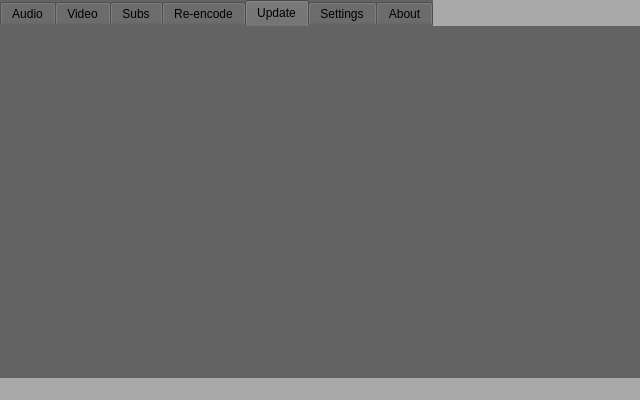
This is gui.ui in KoleckOLP/yt-dl as Qt 5 draws it before an edit. The edited form follows.
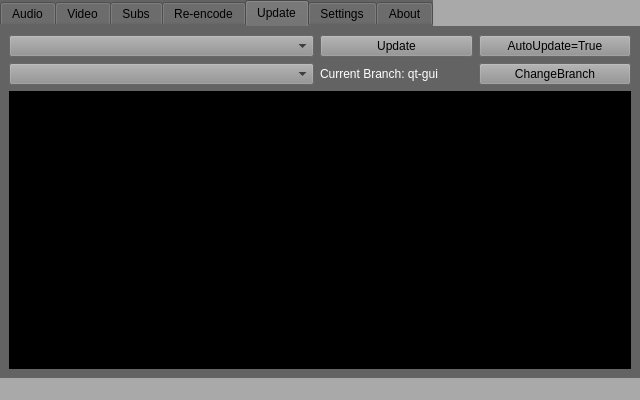
This is the edited form. The open tabs and pages were chosen to show the change. Icons and pictures are not drawn.

```diff
--- a/gui.ui
+++ b/gui.ui
@@ -708,6 +708,74 @@
        <attribute name="title">
         <string>Update</string>
        </attribute>
+       <layout class="QGridLayout" name="gridLayout_6">
+        <item row="0" column="4">
+         <widget class="QPushButton" name="upd_auto_button">
+          <property name="styleSheet">
+           <string notr="true">background-color: #909090;</string>
+          </property>
+          <property name="text">
+           <string>AutoUpdate=True</string>
+          </property>
+         </widget>
+        </item>
+        <item row="0" column="3">
+         <widget class="QPushButton" name="upd_update_button">
+          <property name="styleSheet">
+           <string notr="true">background-color: #909090;</string>
+          </property>
+          <property name="text">
+           <string>Update</string>
+          </property>
+         </widget>
+        </item>
+        <item row="2" column="1" colspan="4">
+         <widget class="QTextBrowser" name="upd_output_console">
+          <property name="font">
+           <font>
+            <pointsize>10</pointsize>
+           </font>
+          </property>
+          <property name="styleSheet">
+           <string notr="true">background-color: #000000; color: #FFFFFF;</string>
+          </property>
+         </widget>
+        </item>
+        <item row="0" column="1" colspan="2">
+         <widget class="QComboBox" name="upd_update_combobox">
+          <property name="styleSheet">
+           <string notr="true">background-color: #909090;</string>
+          </property>
+         </widget>
+        </item>
+        <item row="1" column="4">
+         <widget class="QPushButton" name="upd_branch_button">
+          <property name="styleSheet">
+           <string notr="true">background-color: #909090;</string>
+          </property>
+          <property name="text">
+           <string>ChangeBranch</string>
+          </property>
+         </widget>
+        </item>
+        <item row="1" column="3">
+         <widget class="QLabel" name="upd_branch_label">
+          <property name="styleSheet">
+           <string notr="true">Color: #FFFFFF;</string>
+          </property>
+          <property name="text">
+           <string>Current Branch: qt-gui</string>
+          </property>
+         </widget>
+        </item>
+        <item row="1" column="1" colspan="2">
+         <widget class="QComboBox" name="upd_branch_combobox">
+          <property name="styleSheet">
+           <string notr="true">background-color: #909090;</string>
+          </property>
+         </widget>
+        </item>
+       </layout>
       </widget>
       <widget class="QWidget" name="settings_tab">
        <attribute name="title">
```
